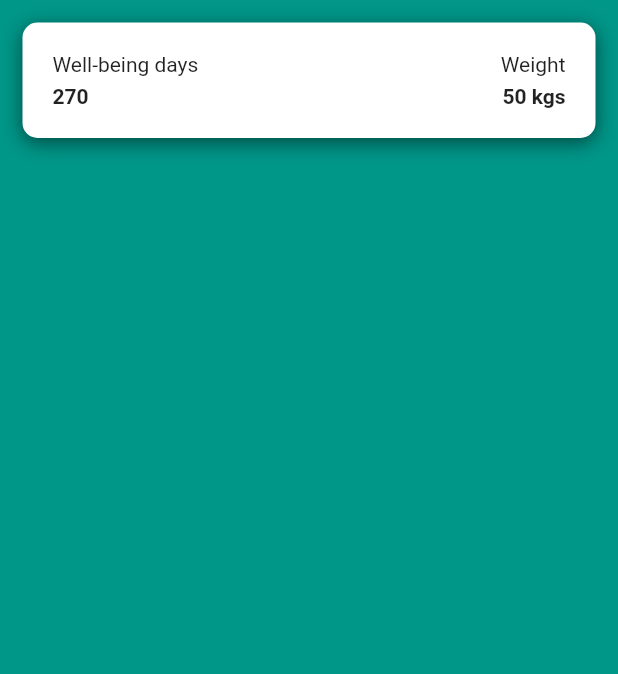
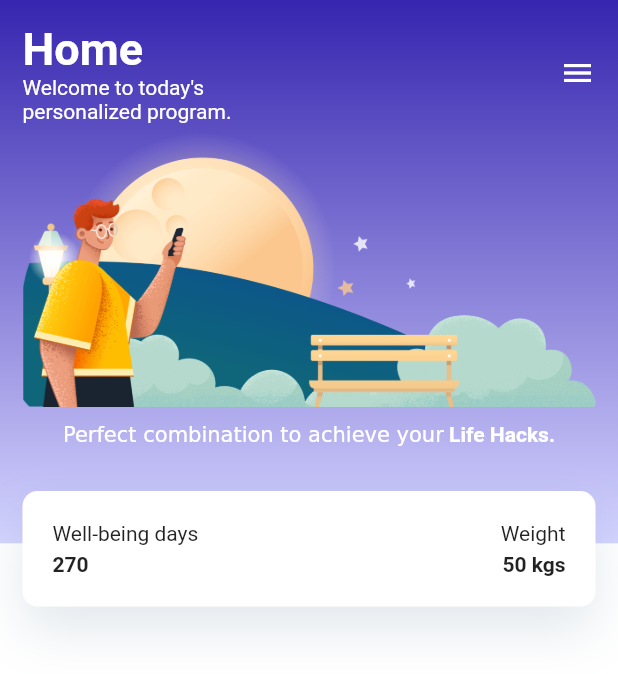
Before and after one commit to dani-edo/flutter_app, a Flutter app: the screen it shows after launch, on a phone screen of 412 x 824 dp. Shown: the top 674 px of the screen. Run offline on Flutter 3.47's test engine with Material 2 defaults, Android fonts, the phone set to English and light mode, and no system bars; our stand-ins replace logger.

Commit message:
load image and set bottom section layouting

```diff
--- a/lib/perfeqt_home_page.dart
+++ b/lib/perfeqt_home_page.dart
@@ -23,15 +23,88 @@ class MyHomePage extends State<PerfeqtHomePage> {
   Widget build(BuildContext context) {
     return Scaffold(
       // main container with background color and padding
-      body: Container(
-        padding: const EdgeInsets.all(15),
-        child: const Column(
-          children: [
-            WellBeingBox(),
-          ],
-        ),
+      body: Column(
+        children: [
+          Container(
+            padding: const EdgeInsets.fromLTRB(15, 15, 15, 50),
+            margin: EdgeInsets.only(top: MediaQuery.of(context).padding.top),
+            decoration: const BoxDecoration(
+                gradient: LinearGradient(colors: [
+              Color(0xFF3625AF),
+              Color(0xFFD5D5FF),
+            ], begin: Alignment.topCenter, end: Alignment.bottomCenter)),
+            child: Column(
+              children: [
+                // hero widget
+                Column(
+                  children: [
+                    const Row(
+                      mainAxisAlignment: MainAxisAlignment.spaceBetween,
+                      children: [
+                        SizedBox(
+                          width: 150,
+                          child: Column(
+                            crossAxisAlignment: CrossAxisAlignment.start,
+                            children: [
+                              Text(
+                                'Home',
+                                textAlign: TextAlign.left,
+                                style: TextStyle(
+                                  fontSize: 30,
+                                  fontWeight: FontWeight.bold,
+                                  color: Colors.white,
+                                ),
+                              ),
+                              Text(
+                                'Welcome to today\'s personalized program.',
+                                style: TextStyle(
+                                  fontSize: 14,
+                                  color: Colors.white,
+                                ),
+                              ),
+                            ],
+                          ),
+                        ),
+                        Icon(
+                          Icons.menu,
+                          color: Colors.white,
+                        ),
+                      ],
+                    ),
+                    Image.asset(
+                      'assets/images/image-evening.png',
+                      width: double.infinity,
+                    ),
+                    Container(
+                        margin: const EdgeInsets.only(top: 10),
+                        child: RichText(
+                            text: const TextSpan(children: [
+                          TextSpan(text: 'Perfect combination to achieve your'),
+                          TextSpan(
+                              text: ' Life Hacks.',
+                              style: TextStyle(fontWeight: FontWeight.bold)),
+                        ])))
+                  ],
+                ),
+                SizedBox(height: 15),
+              ],
+            ),
+          ),
+          Expanded(
+            child: Container(
+              padding: const EdgeInsets.all(15),
+              decoration: BoxDecoration(color: Colors.white),
+              child: Column(
+                children: [
+                  Transform.translate(
+                      offset: Offset(0, -50), child: WellBeingBox()),
+                ],
+              ),
+            ),
+          )
+        ],
       ),
-      backgroundColor: Colors.teal,
+      backgroundColor: Colors.transparent,
     );
   }
 }
@@ -45,16 +118,15 @@ class WellBeingBox extends StatelessWidget {
   Widget build(BuildContext context) {
     return Container(
       width: MediaQuery.of(context).size.width,
-      margin: EdgeInsets.only(top: MediaQuery.of(context).padding.top),
       padding: const EdgeInsets.all(20),
-      decoration: BoxDecoration(
+      decoration: const BoxDecoration(
         borderRadius: const BorderRadius.all(Radius.circular(10)),
         color: Colors.white,
         boxShadow: [
           BoxShadow(
-            color: Colors.black.withOpacity(0.5),
-            blurRadius: 10.0,
-            offset: const Offset(0, 3),
+            color: Color.fromARGB(30, 13, 63, 103),
+            blurRadius: 30,
+            offset: const Offset(0, 16),
           )
         ],
       ),
```
Also changed, not shown: pubspec.yaml (+4 -3 lines), assets/images/image-afternoon.png (added), assets/images/image-evening.png (added), assets/images/image-morning.png (added).
